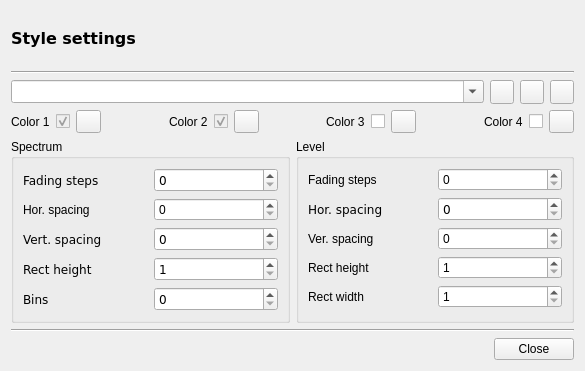
Old version of the form trunk/src/GUI/engine/GUI_Style.ui in the repository shahid334/sayonara-player.
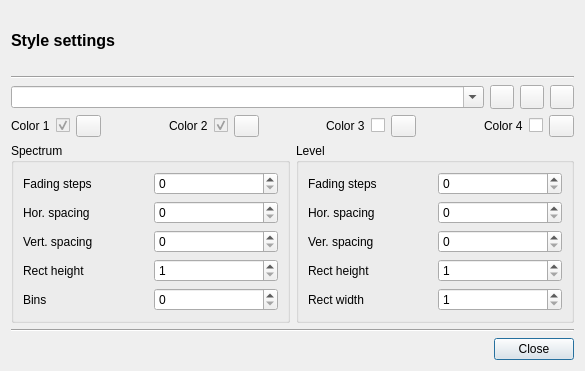
New version of the form. Icons and pictures are not drawn.

```diff
--- a/trunk/src/GUI/engine/GUI_Style.ui
+++ b/trunk/src/GUI/engine/GUI_Style.ui
@@ -46,7 +46,7 @@
      <item>
       <widget class="QPushButton" name="btn_close">
        <property name="focusPolicy">
-        <enum>Qt::NoFocus</enum>
+        <enum>Qt::StrongFocus</enum>
        </property>
        <property name="text">
         <string>Close</string>
@@ -65,11 +65,6 @@
        <layout class="QGridLayout" name="gridLayout_2">
         <item row="6" column="1">
          <widget class="QSpinBox" name="sb_rect_height_sp">
-          <property name="font">
-           <font>
-            <family>DejaVu Sans</family>
-           </font>
-          </property>
           <property name="minimum">
            <number>1</number>
           </property>
@@ -80,11 +75,6 @@
         </item>
         <item row="5" column="0">
          <widget class="QLabel" name="label_4">
-          <property name="font">
-           <font>
-            <family>DejaVu Sans</family>
-           </font>
-          </property>
           <property name="text">
            <string>Vert. spacing</string>
           </property>
@@ -92,11 +82,6 @@
         </item>
         <item row="7" column="0">
          <widget class="QLabel" name="label_2">
-          <property name="font">
-           <font>
-            <family>DejaVu Sans</family>
-           </font>
-          </property>
           <property name="text">
            <string>Bins</string>
           </property>
@@ -104,11 +89,6 @@
         </item>
         <item row="6" column="0">
          <widget class="QLabel" name="label_3">
-          <property name="font">
-           <font>
-            <family>DejaVu Sans</family>
-           </font>
-          </property>
           <property name="text">
            <string>Rect height</string>
           </property>
@@ -116,11 +96,6 @@
         </item>
         <item row="0" column="1">
          <widget class="QSpinBox" name="sb_fading_steps_sp">
-          <property name="font">
-           <font>
-            <family>DejaVu Sans</family>
-           </font>
-          </property>
           <property name="minimum">
            <number>0</number>
           </property>
@@ -134,11 +109,6 @@
         </item>
         <item row="5" column="1">
          <widget class="QSpinBox" name="sb_v_spacing_sp">
-          <property name="font">
-           <font>
-            <family>DejaVu Sans</family>
-           </font>
-          </property>
           <property name="maximum">
            <number>20</number>
           </property>
@@ -160,24 +130,13 @@
         </item>
         <item row="0" column="0">
          <widget class="QLabel" name="label_8">
-          <property name="font">
-           <font>
-            <family>DejaVu Sans</family>
-           </font>
-          </property>
           <property name="text">
            <string>Fading steps</string>
           </property>
          </widget>
         </item>
         <item row="7" column="1">
-         <widget class="QSpinBox" name="sb_n_bins_sp">
-          <property name="font">
-           <font>
-            <family>DejaVu Sans</family>
-           </font>
-          </property>
-         </widget>
+         <widget class="QSpinBox" name="sb_n_bins_sp"/>
         </item>
        </layout>
       </widget>
@@ -190,11 +149,6 @@
        <layout class="QGridLayout" name="gridLayout_3">
         <item row="2" column="0">
          <widget class="QLabel" name="label_12">
-          <property name="font">
-           <font>
-            <family>DejaVu Sans</family>
-           </font>
-          </property>
           <property name="text">
            <string>Hor. spacing</string>
           </property>
@@ -254,11 +208,6 @@
         </item>
         <item row="2" column="1">
          <widget class="QSpinBox" name="sb_h_spacing_lv">
-          <property name="font">
-           <font>
-            <family>DejaVu Sans</family>
-           </font>
-          </property>
           <property name="maximum">
            <number>20</number>
           </property>
@@ -280,7 +229,6 @@
     <widget class="QLabel" name="label_5">
      <property name="font">
       <font>
-       <family>DejaVu Sans</family>
        <pointsize>12</pointsize>
        <weight>75</weight>
        <bold>true</bold>
@@ -295,11 +243,6 @@
     <layout class="QHBoxLayout" name="horizontalLayout">
      <item>
       <widget class="QComboBox" name="combo_styles">
-       <property name="font">
-        <font>
-         <family>DejaVu Sans</family>
-        </font>
-       </property>
        <property name="editable">
         <bool>true</bool>
        </property>
@@ -320,11 +263,15 @@
         </size>
        </property>
        <property name="focusPolicy">
-        <enum>Qt::NoFocus</enum>
+        <enum>Qt::StrongFocus</enum>
        </property>
        <property name="text">
         <string/>
        </property>
+       <property name="icon">
+        <iconset resource="../Icons.qrc">
+         <normaloff>:/icons/undo.png</normaloff>:/icons/undo.png</iconset>
+       </property>
        <property name="iconSize">
         <size>
          <width>16</width>
@@ -347,17 +294,16 @@
          <height>24</height>
         </size>
        </property>
-       <property name="font">
-        <font>
-         <family>DejaVu Sans</family>
-        </font>
-       </property>
        <property name="focusPolicy">
-        <enum>Qt::NoFocus</enum>
+        <enum>Qt::StrongFocus</enum>
        </property>
        <property name="text">
         <string/>
        </property>
+       <property name="icon">
+        <iconset resource="../Icons.qrc">
+         <normaloff>:/icons/save.png</normaloff>:/icons/save.png</iconset>
+       </property>
        <property name="iconSize">
         <size>
          <width>16</width>
@@ -380,17 +326,16 @@
          <height>24</height>
         </size>
        </property>
-       <property name="font">
-        <font>
-         <family>DejaVu Sans</family>
-        </font>
-       </property>
        <property name="focusPolicy">
-        <enum>Qt::NoFocus</enum>
+        <enum>Qt::StrongFocus</enum>
        </property>
        <property name="text">
         <string/>
        </property>
+       <property name="icon">
+        <iconset resource="../Icons.qrc">
+         <normaloff>:/icons/delete.png</normaloff>:/icons/delete.png</iconset>
+       </property>
        <property name="iconSize">
         <size>
          <width>16</width>
@@ -438,13 +383,8 @@
          <height>16777215</height>
         </size>
        </property>
-       <property name="font">
-        <font>
-         <family>DejaVu Sans</family>
-        </font>
-       </property>
        <property name="focusPolicy">
-        <enum>Qt::NoFocus</enum>
+        <enum>Qt::StrongFocus</enum>
        </property>
        <property name="text">
         <string/>
@@ -564,13 +504,8 @@
          <height>16777215</height>
         </size>
        </property>
-       <property name="font">
-        <font>
-         <family>DejaVu Sans</family>
-        </font>
-       </property>
        <property name="focusPolicy">
-        <enum>Qt::NoFocus</enum>
+        <enum>Qt::StrongFocus</enum>
        </property>
        <property name="text">
         <string/>
@@ -594,13 +529,8 @@
          <height>16777215</height>
         </size>
        </property>
-       <property name="font">
-        <font>
-         <family>DejaVu Sans</family>
-        </font>
-       </property>
        <property name="focusPolicy">
-        <enum>Qt::NoFocus</enum>
+        <enum>Qt::StrongFocus</enum>
        </property>
        <property name="text">
         <string/>
@@ -621,13 +551,8 @@
          <height>16777215</height>
         </size>
        </property>
-       <property name="font">
-        <font>
-         <family>DejaVu Sans</family>
-        </font>
-       </property>
        <property name="focusPolicy">
-        <enum>Qt::NoFocus</enum>
+        <enum>Qt::StrongFocus</enum>
        </property>
        <property name="text">
         <string/>
```
Left out of the diff: 4 changed lines with no effect on the pictures.
